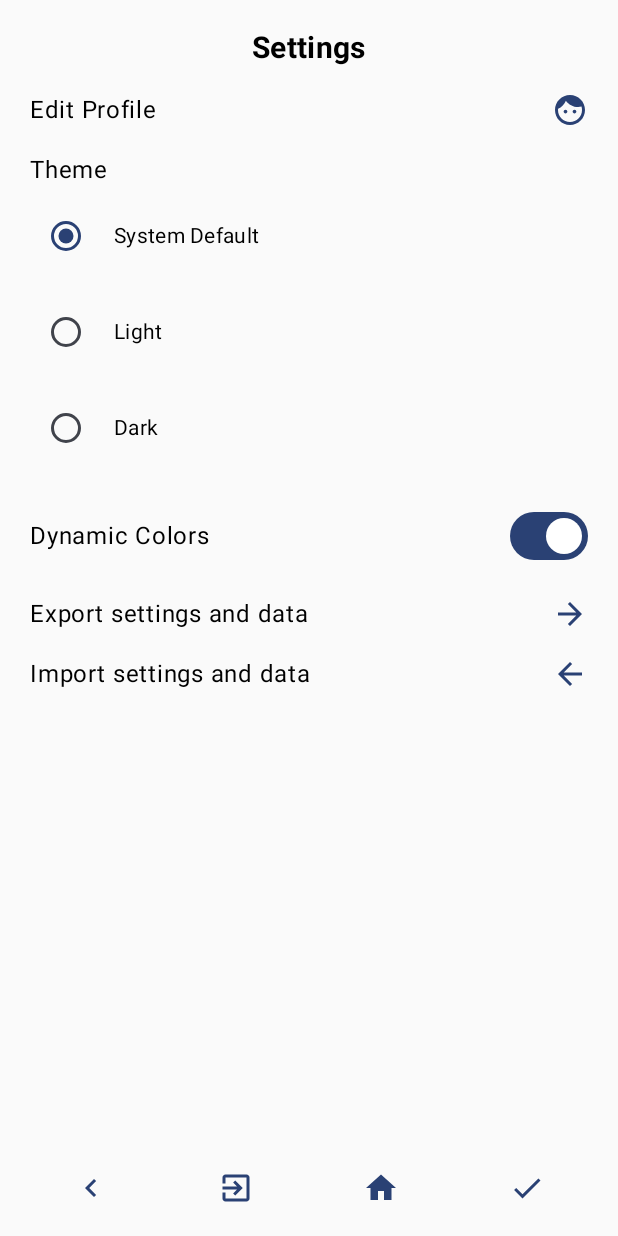
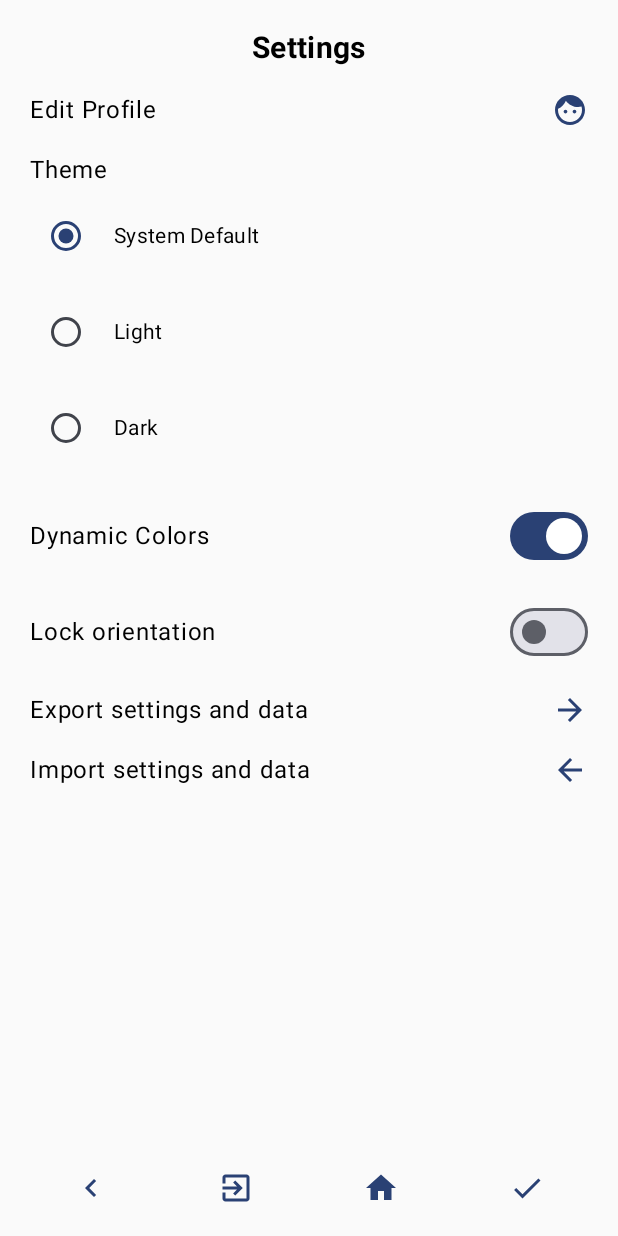
Before and after one commit to massimilianopaolopisu/MoodTrackr, an Android app built with Jetpack Compose: the Settings screen opened through its navigation route, on a phone screen of 412 x 824 dp. Run offline under Robolectric (Android 15) with nearby library versions, the phone set to English and light mode, and no system bars; our stand-ins replace Dagger/Hilt's generated code; 2 statements that could not run were skipped.

Commit message:
Added overall indicator and lock orientation settings #114

```diff
--- a/app/src/main/java/com/example/moodtrackr/components/MoodEntrySummary.kt
+++ b/app/src/main/java/com/example/moodtrackr/components/MoodEntrySummary.kt
@@ -69,6 +69,7 @@ fun MoodEntrySummary(
                     .padding(bottom = 45.dp)
             ) {
                 item {
+                    MoodIndicatorRow("Overall", moodEntry.getOverallIndicator(), useDynamicColors = true )
                     MoodIndicatorRow("Happiness", moodEntry.happiness)
                     MoodIndicatorRow("Anger", moodEntry.anger)
                     MoodIndicatorRow("Love", moodEntry.love)
--- a/app/src/main/java/com/example/moodtrackr/components/MoodEntryViewBar.kt
+++ b/app/src/main/java/com/example/moodtrackr/components/NavBottomBar.kt
@@ -17,7 +17,7 @@ import androidx.navigation.NavController
 import com.example.moodtrackr.enums.Routes
 
 @Composable
-fun MoodEntryViewBar(
+fun NavBottomBar(
     navController: NavController
 ){
     Row(
--- a/app/src/main/java/com/example/moodtrackr/models/ThemePreferences.kt
+++ b/app/src/main/java/com/example/moodtrackr/models/ThemePreferences.kt
@@ -2,4 +2,7 @@ package com.example.moodtrackr.models
 
 import com.example.moodtrackr.enums.ThemeMode
 
-class ThemePreferences(var themeMode: ThemeMode, var dynamicColorsEnabled: Boolean)
+class ThemePreferences(
+    var themeMode: ThemeMode,
+    var dynamicColorsEnabled: Boolean,
+    var lockOrientationEnabled: Boolean)
--- a/app/src/main/java/com/example/moodtrackr/repositories/ThemePreferencesRepository.kt
+++ b/app/src/main/java/com/example/moodtrackr/repositories/ThemePreferencesRepository.kt
@@ -13,16 +13,21 @@ class ThemePreferencesRepository @Inject constructor(context: Context) : SharedP
     IThemePreferencesRepository
 {
     override fun load() : ThemePreferences {
-        val themePreferences = ThemePreferences(ThemeMode.System, true)
+        val themePreferences = ThemePreferences(
+            ThemeMode.System,
+            dynamicColorsEnabled = true,
+            lockOrientationEnabled = false
+        )
 
         try{
             val sharedPreferences = loadPreferences(SharedPreferencesKeys.THEME) ?: return themePreferences
 
             val dynamicColorsEnabled = sharedPreferences.getBoolean("dynamicColorsEnabled", true)
+            val lockOrientationEnabled = sharedPreferences.getBoolean("lockOrientationEnabled", false)
             val themeModeString = sharedPreferences.getString("themeMode", "System") ?: "System"
             val themeMode = ThemeMode.valueOf(themeModeString)
 
-            return ThemePreferences(themeMode, dynamicColorsEnabled)
+            return ThemePreferences(themeMode, dynamicColorsEnabled, lockOrientationEnabled)
         } catch(ex: Exception)
         {
             Log.e("ThemePreferencesRepository.load", ex.stackTraceToString())
@@ -36,6 +41,7 @@ class ThemePreferencesRepository @Inject constructor(context: Context) : SharedP
             val editor = sharedPreferences.edit()
 
             editor.putBoolean("dynamicColorsEnabled", t.dynamicColorsEnabled)
+            editor.putBoolean("lockOrientationEnabled", t.lockOrientationEnabled)
             editor.putString("themeMode", t.themeMode.toString())
             editor.apply()
         } catch(ex: Exception) {
--- a/app/src/main/java/com/example/moodtrackr/screens/SettingsScreen.kt
+++ b/app/src/main/java/com/example/moodtrackr/screens/SettingsScreen.kt
@@ -53,6 +53,7 @@ fun SettingsScreen(
     var dynamicColorsEnabled by remember { mutableStateOf(themePreferences.dynamicColorsEnabled) }
     val isSystemInDarkMode = isSystemInDarkTheme()
     var darkMode by remember { mutableStateOf(isSystemInDarkMode) }
+    var lockOrientationEnabled by remember { mutableStateOf(themePreferences.lockOrientationEnabled) }
 
     Box(
         modifier = Modifier
@@ -164,6 +165,25 @@ fun SettingsScreen(
                 Row(
                     modifier = Modifier
                         .fillMaxWidth()
+                        .padding(top = 16.dp),
+                    verticalAlignment = Alignment.CenterVertically,
+                    horizontalArrangement = Arrangement.SpaceBetween
+                ) {
+                    Text(
+                        text = "Lock orientation",
+                        modifier = Modifier
+                            .weight(1f)
+                    )
+                    Switch(
+                        checked = lockOrientationEnabled,
+                        onCheckedChange = { enabled ->
+                            lockOrientationEnabled = enabled
+                        }
+                    )
+                }
+                Row(
+                    modifier = Modifier
+                        .fillMaxWidth()
                         .clickable {
                             dataImporterExporterStrategy.export(null)
                         }
@@ -212,7 +232,7 @@ fun SettingsScreen(
         ) {
             @Suppress("UNCHECKED_CAST")
             val saveHandlerAndObjectPairList: List<Pair<ISave<Any>, Any>> = listOf<Pair<ISave<Any>, Any>>(
-                themePreferencesRepository as ISave<Any> to ThemePreferences(selectedTheme, dynamicColorsEnabled) as Any
+                themePreferencesRepository as ISave<Any> to ThemePreferences(selectedTheme, dynamicColorsEnabled, lockOrientationEnabled) as Any
             )
 
             SaveBottomBar(navController, saveHandlerAndObjectPairList)
```
Also changed, not shown: app/src/main/java/com/example/moodtrackr/MainActivity.kt (+14 -0 lines), app/src/main/java/com/example/moodtrackr/components/MoodEntryCrudBar.kt (+33 -3 lines), app/src/main/java/com/example/moodtrackr/components/MoodIndicatorRow.kt (+16 -3 lines), app/src/main/java/com/example/moodtrackr/screens/ViewMoodEntryScreen.kt (+6 -3 lines).
